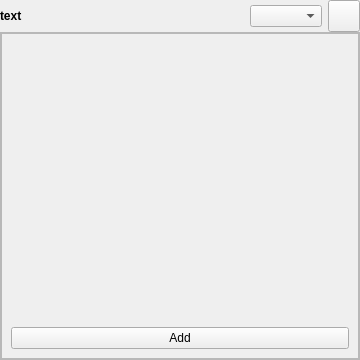
Above: rena/ui/ParamWidget.ui from PhysioLabXR/PhysioLabXR-Community before the change. Below: the same form after it.
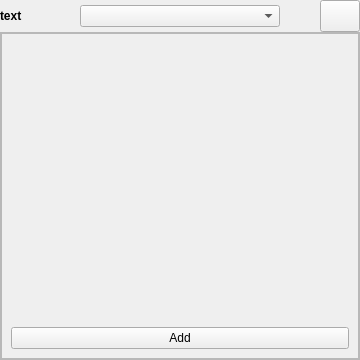
That is the form after the change.

Commit message: update recursive param appearance

Diff of the .ui file:
```diff
--- a/rena/ui/ParamWidget.ui
+++ b/rena/ui/ParamWidget.ui
@@ -43,6 +43,12 @@
    </property>
    <item>
     <widget class="QWidget" name="top_horizontal_widget" native="true">
+     <property name="sizePolicy">
+      <sizepolicy hsizetype="Expanding" vsizetype="Preferred">
+       <horstretch>0</horstretch>
+       <verstretch>0</verstretch>
+      </sizepolicy>
+     </property>
      <property name="minimumSize">
       <size>
        <width>180</width>
@@ -68,7 +74,7 @@
       <property name="bottomMargin">
        <number>0</number>
       </property>
-      <item>
+      <item alignment="Qt::AlignLeft">
        <widget class="QLabel" name="label_param_name">
         <property name="sizePolicy">
          <sizepolicy hsizetype="Expanding" vsizetype="Fixed">
@@ -98,11 +104,8 @@
         </property>
        </widget>
       </item>
-      <item>
-       <widget class="QComboBox" name="type_comboBox"/>
-      </item>
-      <item>
-       <widget class="QPushButton" name="remove_btn">
+      <item alignment="Qt::AlignRight">
+       <widget class="QComboBox" name="type_comboBox">
         <property name="sizePolicy">
          <sizepolicy hsizetype="Fixed" vsizetype="Fixed">
           <horstretch>0</horstretch>
@@ -111,14 +114,36 @@
         </property>
         <property name="minimumSize">
          <size>
-          <width>32</width>
-          <height>32</height>
+          <width>200</width>
+          <height>0</height>
          </size>
         </property>
         <property name="maximumSize">
          <size>
-          <width>32</width>
-          <height>32</height>
+          <width>200</width>
+          <height>16777215</height>
+         </size>
+        </property>
+       </widget>
+      </item>
+      <item alignment="Qt::AlignRight">
+       <widget class="QPushButton" name="remove_btn">
+        <property name="sizePolicy">
+         <sizepolicy hsizetype="Minimum" vsizetype="Minimum">
+          <horstretch>0</horstretch>
+          <verstretch>0</verstretch>
+         </sizepolicy>
+        </property>
+        <property name="minimumSize">
+         <size>
+          <width>0</width>
+          <height>0</height>
+         </size>
+        </property>
+        <property name="maximumSize">
+         <size>
+          <width>16777215</width>
+          <height>16777215</height>
          </size>
         </property>
         <property name="text">
```
The commit also changes 1 other file.
